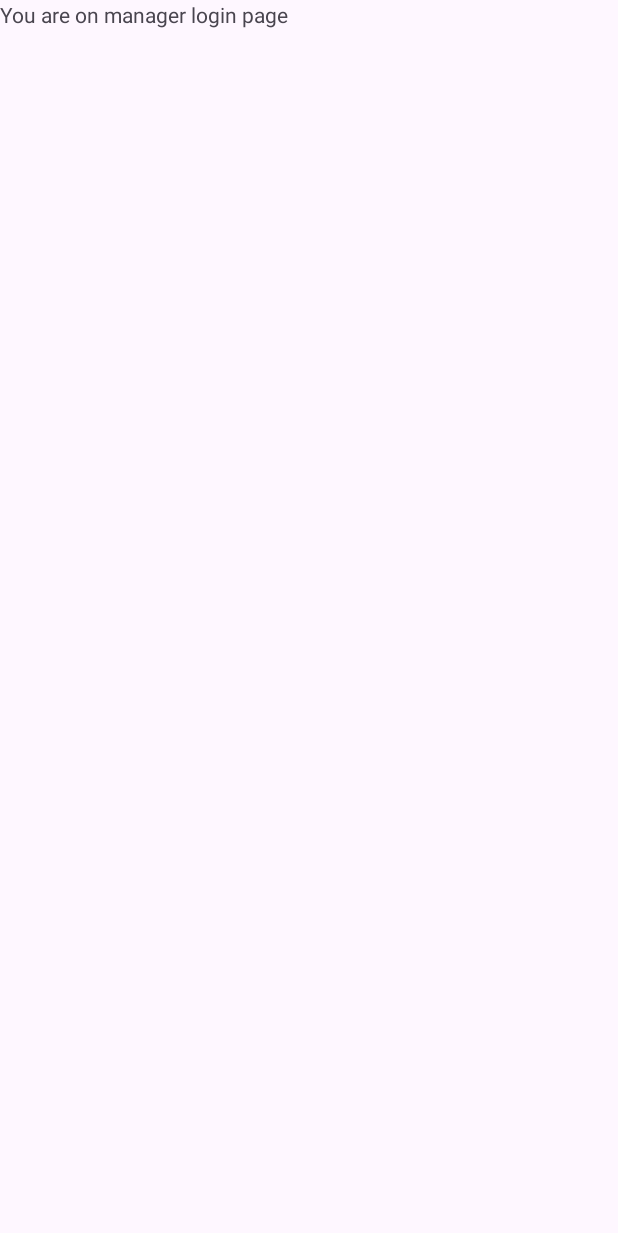
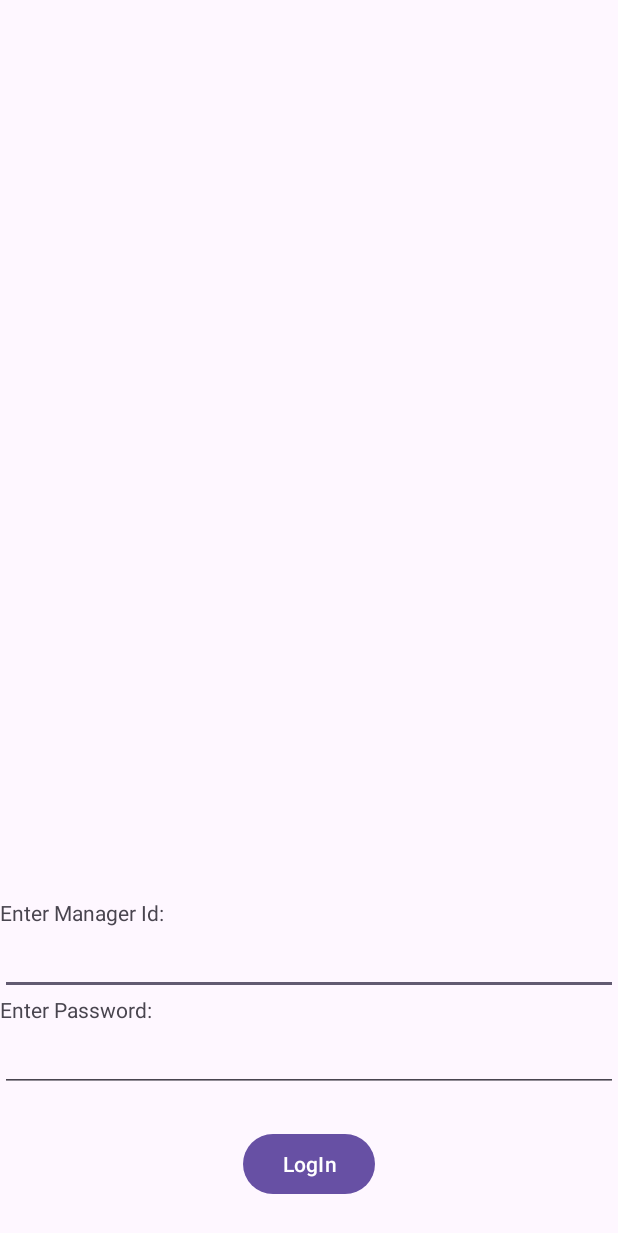
Before and after one commit to strawberryeleven/eVMS, an Android app: the loginManager screen opened directly, with no data from a screen before it, on a phone screen of 412 x 824 dp. Before the commit the part shown is almost empty. Shown: the top 1233 px of the screen. Run offline under Robolectric (Android 15) with nearby library versions, the phone set to English and light mode, and no system bars; our stand-ins replace Firebase (no records; nobody signed in at launch, a user with empty details on screens opened directly).

Commit message:
manager Login with Database

```diff
--- a/app/src/main/AndroidManifest.xml
+++ b/app/src/main/AndroidManifest.xml
@@ -14,6 +14,9 @@
         android:supportsRtl="true"
         android:theme="@style/Theme.EVMS"
         tools:targetApi="31">
+        <activity
+            android:name=".ManagerHomepage"
+            android:exported="false" />
         <activity
             android:name=".adminHomepage"
             android:exported="false" />
--- a/app/src/main/java/com/example/evms/loginManager.java
+++ b/app/src/main/java/com/example/evms/loginManager.java
@@ -1,24 +1,87 @@
 package com.example.evms;
 
+import android.content.Intent;
 import android.os.Bundle;
+import android.widget.Button;
+import android.widget.EditText;
+import android.widget.Toast;
 
 import androidx.activity.EdgeToEdge;
+import androidx.annotation.NonNull;
 import androidx.appcompat.app.AppCompatActivity;
 import androidx.core.graphics.Insets;
 import androidx.core.view.ViewCompat;
 import androidx.core.view.WindowInsetsCompat;
 
+import com.google.firebase.firestore.FirebaseFirestore;
+import com.google.firebase.firestore.QueryDocumentSnapshot;
+import com.google.firebase.firestore.QuerySnapshot;
+
 public class loginManager extends AppCompatActivity {
+
+    // Initialize Firebase Firestore
+    FirebaseFirestore db = FirebaseFirestore.getInstance();
+    private EditText textManagerId;
+    private EditText textManagerPassword;
+    private Button btnManagerLogin;
 
     @Override
     protected void onCreate(Bundle savedInstanceState) {
         super.onCreate(savedInstanceState);
         EdgeToEdge.enable(this);
         setContentView(R.layout.activity_login_manager);
+
+        // Adjust insets for the layout
         ViewCompat.setOnApplyWindowInsetsListener(findViewById(R.id.main), (v, insets) -> {
             Insets systemBars = insets.getInsets(WindowInsetsCompat.Type.systemBars());
             v.setPadding(systemBars.left, systemBars.top, systemBars.right, systemBars.bottom);
             return insets;
         });
+
+        // Retrieve views by their IDs
+        textManagerId = findViewById(R.id.text_managerID);
+        textManagerPassword = findViewById(R.id.text_managerPassword);
+        btnManagerLogin = findViewById(R.id.btn_managerLoggedIn);
+
+        // Set on click listener for the login button
+        btnManagerLogin.setOnClickListener(view -> attemptLogin());
+    }
+
+    private void attemptLogin() {
+        // Retrieve manager ID and password from input fields
+        String managerId = textManagerId.getText().toString();
+        String managerPassword = textManagerPassword.getText().toString();
+
+        // Check if the fields are empty
+        if (managerId.isEmpty() || managerPassword.isEmpty()) {
+            Toast.makeText(loginManager.this, "Manager ID and password cannot be empty.", Toast.LENGTH_LONG).show();
+            return;
+        }
+
+        // Query Firestore to find a matching manager document
+        db.collection("Manager")
+                .whereEqualTo("ManagerID", managerId)
+                .whereEqualTo("password", managerPassword) // Storing passwords in plaintext is not secure, consider using Firebase Authentication
+                .get()
+                .addOnCompleteListener(task -> {
+                    if (task.isSuccessful()) {
+                        QuerySnapshot querySnapshot = task.getResult();
+                        if (querySnapshot != null && !querySnapshot.isEmpty()) {
+                            for (QueryDocumentSnapshot document : querySnapshot) {
+                                // Assuming 'ManagerID' and 'password' fields are available in your Firestore documents
+                                // Redirect to manager homepage
+                                Intent intent = new Intent(loginManager.this, ManagerHomepage.class);
+                                startActivity(intent);
+                                finish();
+                            }
+                        } else {
+                            // Invalid ManagerID or Password
+                            Toast.makeText(loginManager.this, "Invalid ManagerID or Password.", Toast.LENGTH_LONG).show();
+                        }
+                    } else {
+                        Toast.makeText(loginManager.this, "Authentication failed.", Toast.LENGTH_LONG).show();
+                    }
+                })
+                .addOnFailureListener(e -> Toast.makeText(loginManager.this, "Error: " + e.getMessage(), Toast.LENGTH_LONG).show());
     }
 }
--- a/app/src/main/res/layout/activity_login_admin.xml
+++ b/app/src/main/res/layout/activity_login_admin.xml
@@ -11,7 +11,7 @@
         android:id="@+id/textView6"
         android:layout_width="0dp"
         android:layout_height="wrap_content"
-        android:text="Enter Id:"
+        android:text="@string/enter_id"
         app:layout_constraintStart_toStartOf="parent"
         app:layout_constraintEnd_toEndOf="parent"
         app:layout_constraintTop_toTopOf="parent"
@@ -33,7 +33,7 @@
         android:id="@+id/textView7"
         android:layout_width="0dp"
         android:layout_height="wrap_content"
-        android:text="Enter Password:"
+        android:text="@string/enter_password"
         app:layout_constraintStart_toStartOf="parent"
         app:layout_constraintEnd_toEndOf="parent"
         app:layout_constraintTop_toBottomOf="@+id/text_adminID" />
@@ -52,7 +52,7 @@
         android:id="@+id/btn_adminLoggedIn"
         android:layout_width="wrap_content"
         android:layout_height="wrap_content"
-        android:text="LogIn"
+        android:text="@string/login"
         app:layout_constraintStart_toStartOf="parent"
         app:layout_constraintEnd_toEndOf="parent"
         app:layout_constraintTop_toBottomOf="@+id/text_adminPassword"
--- a/app/src/main/res/layout/activity_login_manager.xml
+++ b/app/src/main/res/layout/activity_login_manager.xml
@@ -8,11 +8,57 @@
     tools:context=".loginManager">
 
     <TextView
-        android:id="@+id/textView2"
+        android:id="@+id/textView10"
+        android:layout_width="0dp"
+        android:layout_height="wrap_content"
+        android:text="@string/enter_manager_id"
+        app:layout_constraintBottom_toTopOf="@+id/text_managerID"
+        app:layout_constraintEnd_toEndOf="parent"
+        app:layout_constraintHorizontal_bias="1.0"
+        app:layout_constraintStart_toStartOf="parent"
+        app:layout_constraintTop_toTopOf="parent"
+        app:layout_constraintVertical_bias="0.5"
+        app:layout_constraintVertical_chainStyle="packed" />
+
+    <EditText
+        android:id="@+id/text_managerID"
+        android:layout_width="0dp"
+        android:layout_height="wrap_content"
+        android:ems="10"
+        android:inputType="text"
+        app:layout_constraintStart_toStartOf="parent"
+        app:layout_constraintEnd_toEndOf="parent"
+        app:layout_constraintTop_toBottomOf="@+id/textView10" />
+
+    <TextView
+        android:id="@+id/textView11"
+        android:layout_width="0dp"
+        android:layout_height="wrap_content"
+        android:text="@string/enter_password"
+        app:layout_constraintStart_toStartOf="parent"
+        app:layout_constraintEnd_toEndOf="parent"
+        app:layout_constraintTop_toBottomOf="@+id/text_managerID" />
+
+    <EditText
+        android:id="@+id/text_managerPassword"
+        android:layout_width="0dp"
+        android:layout_height="wrap_content"
+        android:ems="10"
+        android:inputType="textPassword"
+        app:layout_constraintStart_toStartOf="parent"
+        app:layout_constraintEnd_toEndOf="parent"
+        app:layout_constraintTop_toBottomOf="@+id/textView11" />
+
+    <Button
+        android:id="@+id/btn_managerLoggedIn"
         android:layout_width="wrap_content"
         android:layout_height="wrap_content"
-        android:text="You are on manager login page"
-        tools:layout_editor_absoluteX="108dp"
-        tools:layout_editor_absoluteY="345dp"
-        tools:ignore="MissingConstraints" />
+        android:text="@string/login"
+        app:layout_constraintStart_toStartOf="parent"
+        app:layout_constraintEnd_toEndOf="parent"
+        app:layout_constraintTop_toBottomOf="@+id/text_managerPassword"
+        app:layout_constraintBottom_toBottomOf="parent"
+        android:layout_marginTop="24dp"
+        android:layout_marginBottom="24dp"/>
+
 </androidx.constraintlayout.widget.ConstraintLayout>
--- a/app/src/main/res/values/strings.xml
+++ b/app/src/main/res/values/strings.xml
@@ -1,4 +1,12 @@
 <resources>
     <string name="app_name">eVMS</string>
     <string name="login_as_admin">Login as Admin</string>
+    <string name="login_as_manager">Login as Manager</string>
+    <string name="login_as_employee">Login as Employee</string>
+    <string name="login_as_customer">Login as Customer</string>
+    <string name="new_here_register_as_customer">New Here? Register as Customer!</string>
+    <string name="enter_password">Enter Password:</string>
+    <string name="enter_id">Enter Id:</string>
+    <string name="login">LogIn</string>
+    <string name="enter_manager_id">Enter Manager Id:</string>
 </resources>
```
Also changed, not shown: app/src/main/java/com/example/evms/ManagerHomepage.java (added, +24 -0 lines), app/src/main/res/layout/activity_launch_page.xml (+4 -4 lines), app/src/main/res/layout/activity_manager_homepage.xml (added, +18 -0 lines).
